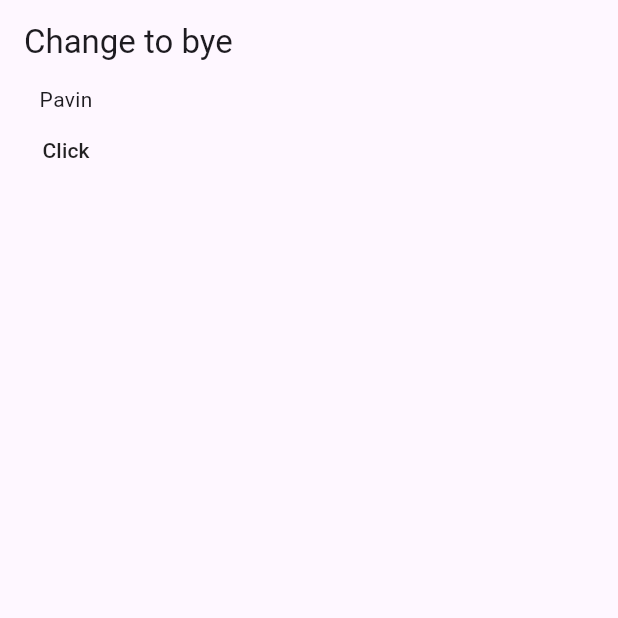
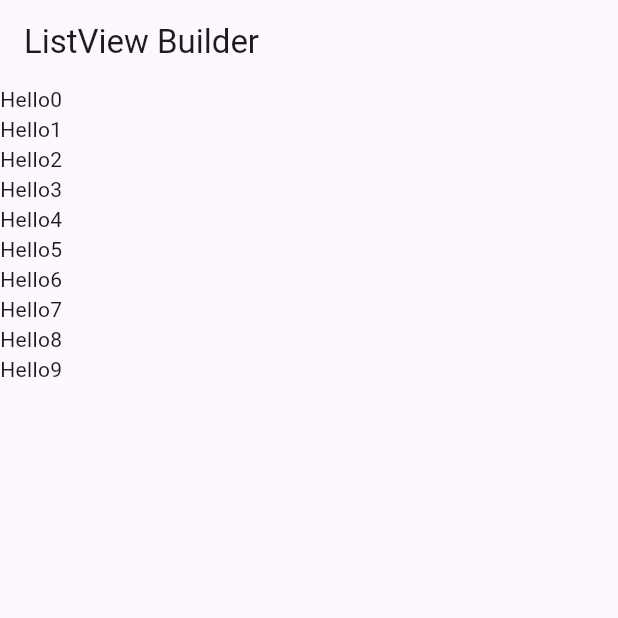
Before and after one commit to PavinKM/flutter_learning, a Flutter app: the screen it shows after launch, on a phone screen of 412 x 824 dp, the top half of it. Run offline on Flutter 3.47's test engine with Material 3 defaults, Android fonts, the phone set to English and light mode, and no system bars.

Commit message:
ListView Builder

```diff
--- a/lib/main.dart
+++ b/lib/main.dart
@@ -291,23 +291,33 @@ class SecondAppState extends State<SecondApp>{
   String displayText = "Pavin";
   @override
   Widget build(BuildContext context) {
-      return(MaterialApp(
-          home: Scaffold(
-            appBar: AppBar(
-              title: Text('Change to bye'),
-            ),
-            body: Column(
-              children: [
-                Text(displayText),
-                MaterialButton(onPressed: (){
-                  setState(() {
-                     displayText = "Power";
-                  });
-                }, child: Text('Click'),
-                )
-              ],
-            ),
-        ))
+      // return(MaterialApp(
+      //     home: Scaffold(
+      //       appBar: AppBar(
+      //         title: Text('Change to bye'),
+      //       ),
+      //       body: Column(
+      //         children: [
+      //           Text(displayText),
+      //           MaterialButton(onPressed: (){
+      //             setState(() {
+      //                displayText = "Power";
+      //             });
+      //           }, child: Text('Click'),
+      //           )
+      //         ],
+      //       ),
+      //   ))
+      // );
+      return MaterialApp(
+        home: Scaffold(
+          appBar: AppBar(title: Text('ListView Builder'),),
+          body: ListView.builder(
+            itemCount: 10, //fr.length
+            itemBuilder: (context, index){
+              return Text('Hello' + index.toString());  //Text(fr[index])
+              })
+        ),
       );
   }
 }
```
